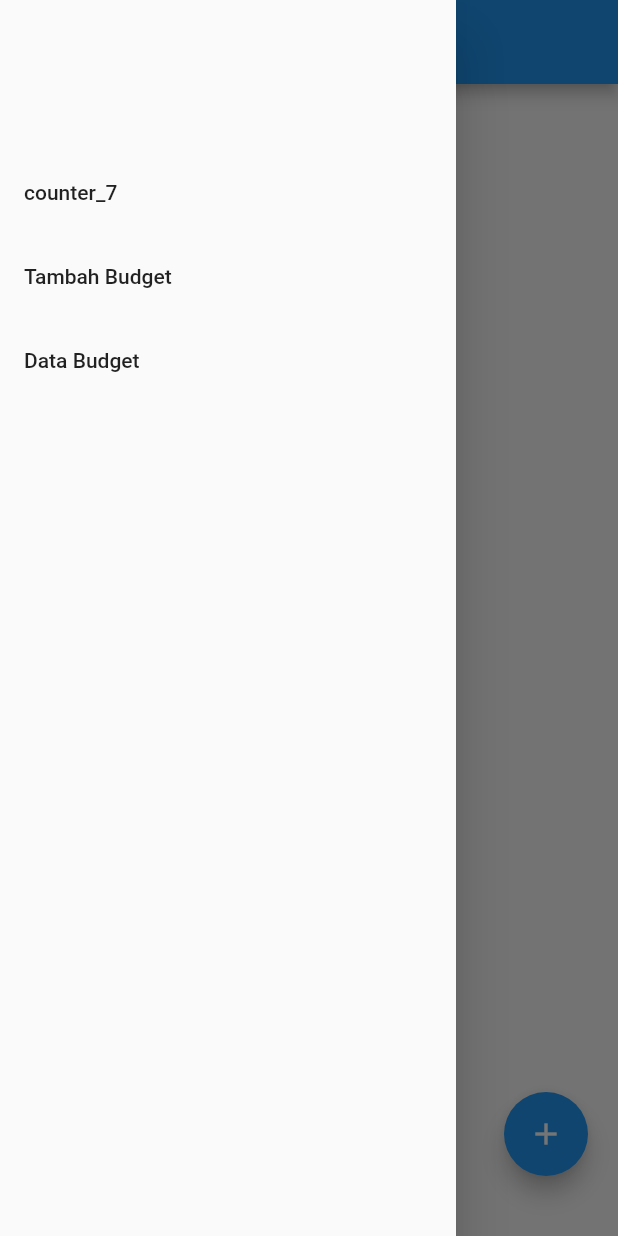
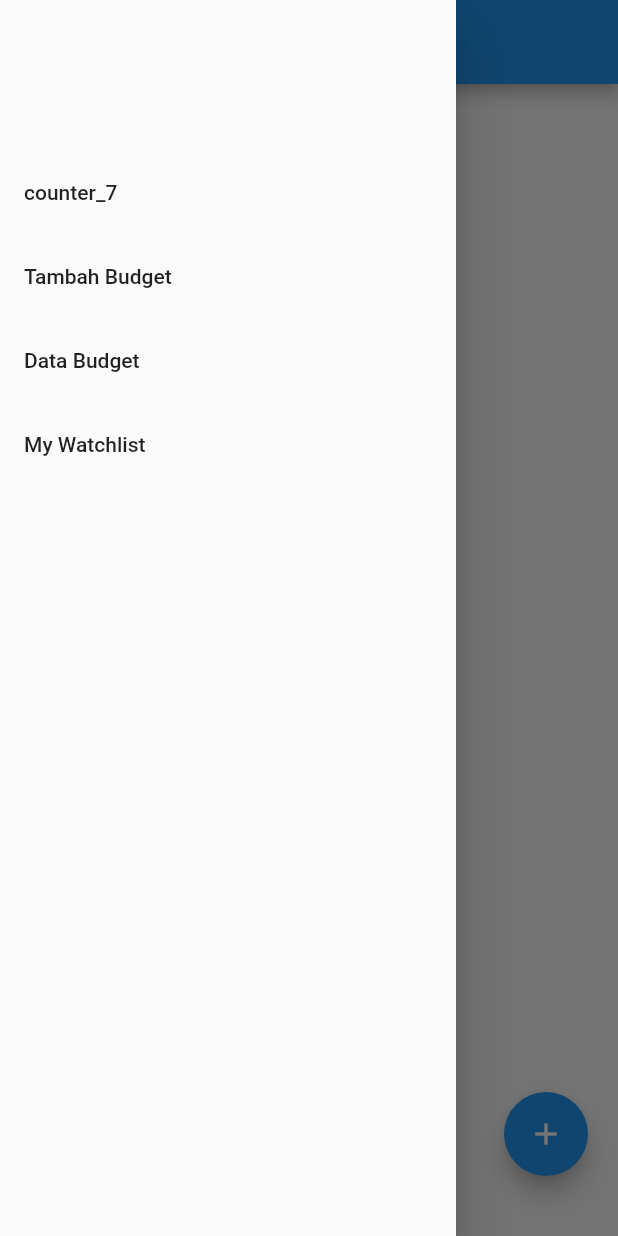
Before and after one commit to danielcm585/pbp-flutter-lab, a Flutter app: the screen it shows after launch, with the side drawer open, on a phone screen of 412 x 824 dp. Run offline on Flutter 3.47's test engine with Material 2 defaults, Android fonts, the phone set to English and light mode, and no system bars.

```diff
--- a/lib/main.dart
+++ b/lib/main.dart
@@ -1,7 +1,6 @@
 import 'dart:developer';
-
 import 'package:flutter/material.dart';
-import 'package:counter_7/drawer.dart';
+import 'package:counter_7/components/drawer.dart';
 import 'package:counter_7/models/data_model.dart';
 
 void main() {
--- /dev/null
+++ b/lib/models/watchlist_model.dart
@@ -0,0 +1,40 @@
+import 'dart:convert';
+
+Watchlist watchlistFromJson(String str) => Watchlist.fromJson(json.decode(str));
+String watchlistToJson(Watchlist data) => json.encode(data.toJson());
+
+class Watchlist {
+  Watchlist({
+    this.pk,
+    this.watched,
+    this.title,
+    this.rating,
+    this.releaseDate,
+    this.review,
+  });
+
+  int? pk;
+  bool? watched;
+  String? title;
+  int? rating;
+  DateTime? releaseDate;
+  String? review;
+
+  factory Watchlist.fromJson(Map<String, dynamic> json) => Watchlist(
+    pk: json['pk'],
+    watched: json['fields']['watched'],
+    title: json['fields']['title'],
+    rating: json['fields']['rating'],
+    releaseDate: DateTime.parse(json['fields']['release_date']),
+    review: json['fields']['review'],
+  );
+
+  Map<String, dynamic> toJson() => {
+    "pk": pk,
+    "watched": watched,
+    "title": title,
+    "rating": rating,
+    "release_date": releaseDate,
+    "review": review,
+  };
+}
--- a/lib/data.dart
+++ b/lib/pages/data.dart
@@ -1,6 +1,6 @@
 import 'package:flutter/material.dart';
 import 'package:intl/intl.dart';
-import 'package:counter_7/drawer.dart';
+import 'package:counter_7/components/drawer.dart';
 import 'package:counter_7/models/data_model.dart';
 
 class DataPage extends StatefulWidget {
--- a/lib/form.dart
+++ b/lib/pages/form.dart
@@ -1,7 +1,7 @@
 import 'package:flutter/material.dart';
 import 'package:flutter/services.dart';
-import 'package:counter_7/drawer.dart';
-import 'package:counter_7/data.dart';
+import 'package:counter_7/components/drawer.dart';
+import 'package:counter_7/pages/data.dart';
 import 'package:counter_7/models/data_model.dart';
 
 class FormPage extends StatefulWidget {
--- a/pubspec.yaml
+++ b/pubspec.yaml
@@ -37,6 +37,7 @@ dependencies:
   # Use with the CupertinoIcons class for iOS style icons.
   cupertino_icons: ^1.0.2
   intl: ^0.17.0
+  http: ^0.13.5
 
 dev_dependencies:
   flutter_test:
```
Also changed, not shown: lib/components/drawer.dart (renamed from lib/drawer.dart, +17 -2 lines), lib/components/watchlist_item.dart (added, +58 -0 lines), lib/pages/watchlist.dart (added, +80 -0 lines), lib/pages/watchlist_detail.dart (added, +124 -0 lines), pubspec.lock.
